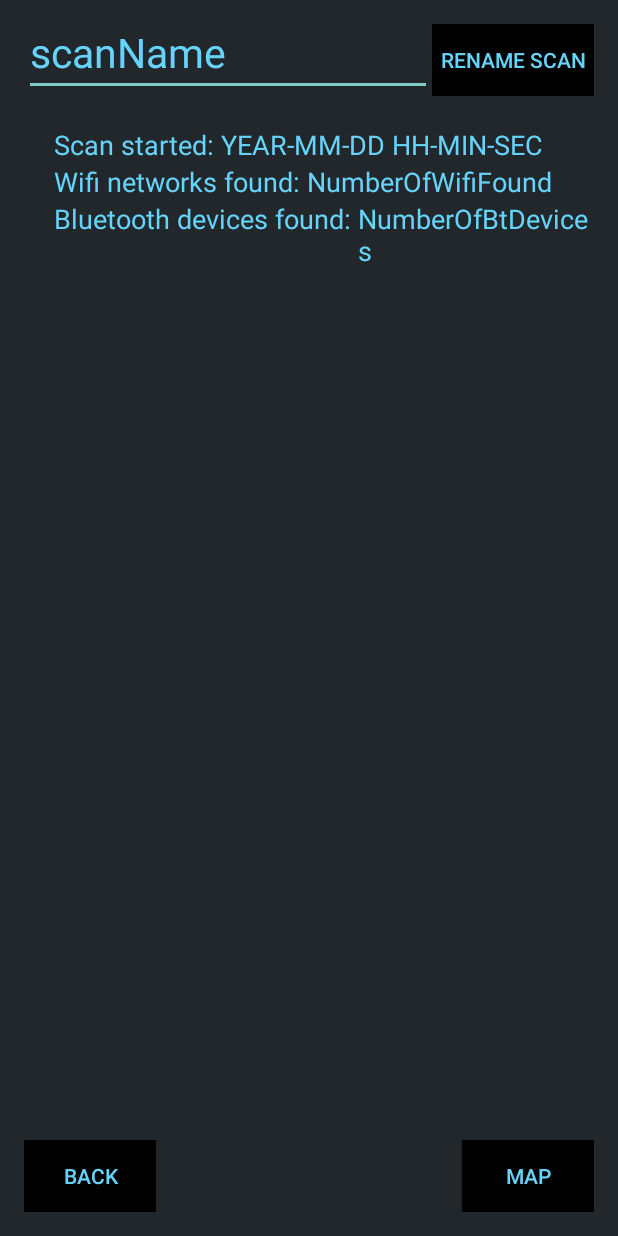
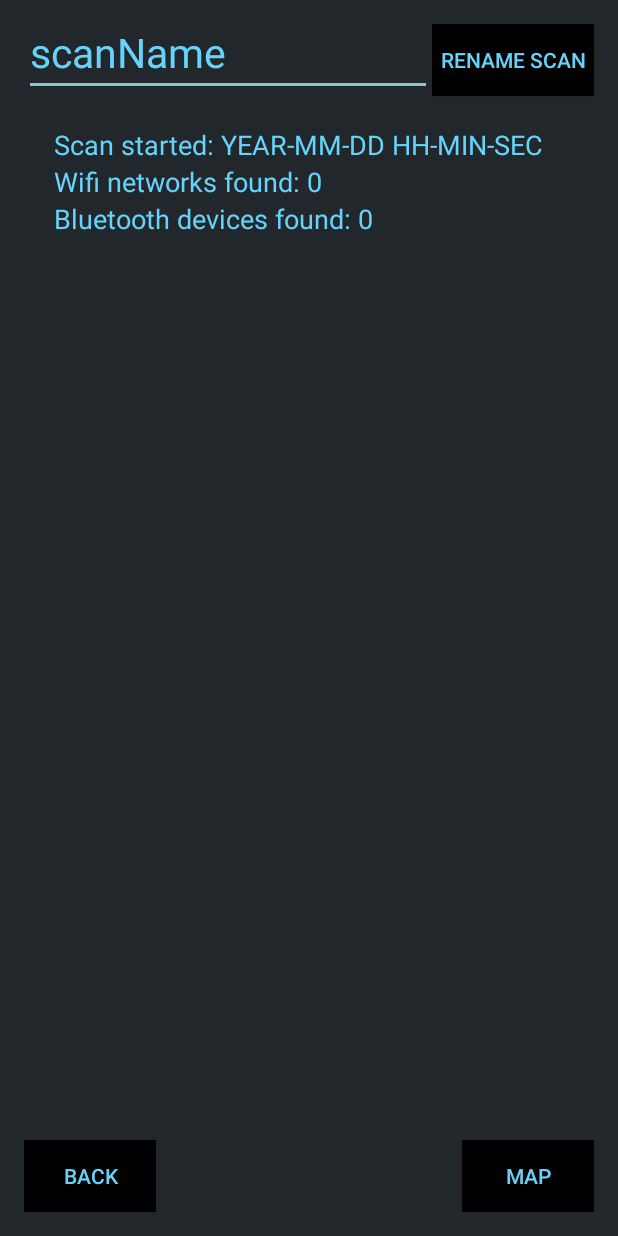
Before and after one commit to AriPerkkio/Bluetooth-And-Wifi-Scanner, an Android app: the layout activity_sub_prev_scan.xml on its own in the app's theme, with its tools: preview values and no code run, on a phone screen of 412 x 824 dp. Run offline under Robolectric (Android 15) with nearby library versions, the light colour scheme and no system bars.

Commit message:
Button for map

```diff
--- a/BtWifiScan/app/src/main/res/layout/activity_scan.xml
+++ b/BtWifiScan/app/src/main/res/layout/activity_scan.xml
@@ -192,6 +192,8 @@
         android:textColor="@color/mainColorCyan"
         android:background="@android:color/background_dark"
         android:layout_alignParentTop="true"
-        android:layout_alignParentEnd="true" />
+        android:layout_alignParentEnd="true"
+        android:layout_alignParentLeft="false"
+        android:layout_alignParentRight="true" />
 
 </RelativeLayout>
--- a/BtWifiScan/app/src/main/res/layout/activity_sub_prev_scan.xml
+++ b/BtWifiScan/app/src/main/res/layout/activity_sub_prev_scan.xml
@@ -109,7 +109,7 @@
         android:layout_width="wrap_content"
         android:layout_height="wrap_content"
         android:textAppearance="?android:attr/textAppearanceMedium"
-        android:text="NumberOfWifiFound"
+        android:text="0"
         android:id="@+id/subPrevScanWifiNumber"
         android:layout_below="@+id/subPrevScanDate"
         android:layout_toEndOf="@+id/subPrevScanText2"
@@ -129,7 +129,7 @@
         android:layout_width="wrap_content"
         android:layout_height="wrap_content"
         android:textAppearance="?android:attr/textAppearanceMedium"
-        android:text="NumberOfBtDevices"
+        android:text="0"
         android:id="@+id/subPrevScanBtNumber"
         android:layout_below="@+id/subPrevScanWifiNumber"
         android:layout_toEndOf="@+id/subPrevScanText3"
```
